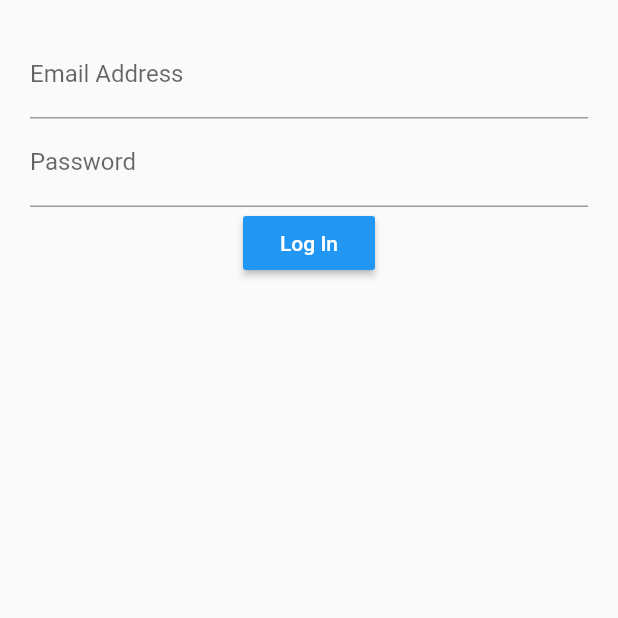
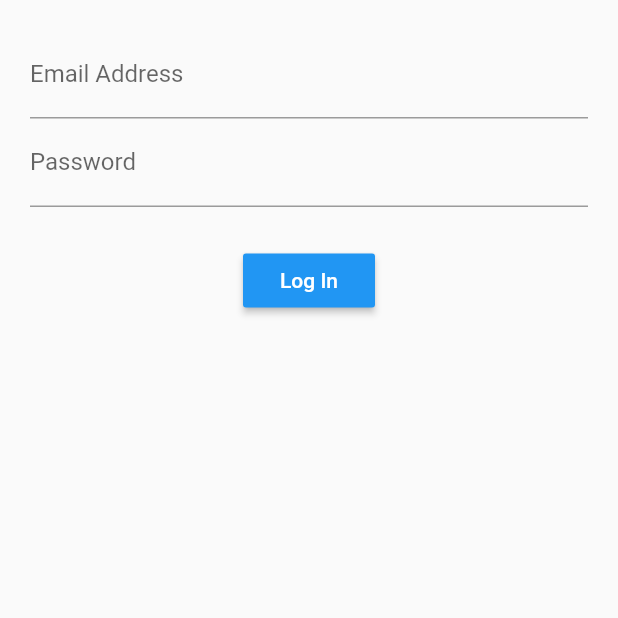
Before and after one commit to strigePC/learn-flutter-login-stateful, a Flutter app: the screen it shows after launch, on a phone screen of 412 x 824 dp, the top half of it. Run offline on Flutter 3.47's test engine with Material 2 defaults, Android fonts, the phone set to English and light mode, and no system bars.

Commit message:
add margin after Password field

```diff
--- a/lib/src/screens/login_screen.dart
+++ b/lib/src/screens/login_screen.dart
@@ -18,6 +18,7 @@ class LoginScreenState extends State<LoginScreen> {
           children: <Widget>[
             emailField(),
             passwordField(),
+            Container(margin: EdgeInsets.only(top: 25.0)),
             submitButton(),
           ],
         ),
@@ -29,9 +30,7 @@ class LoginScreenState extends State<LoginScreen> {
     return TextFormField(
       keyboardType: TextInputType.emailAddress,
       decoration: InputDecoration(
-        labelText: 'Email Address',
-        hintText: 'example@mail.com'
-      ),
+          labelText: 'Email Address', hintText: 'example@mail.com'),
     );
   }
 
```
